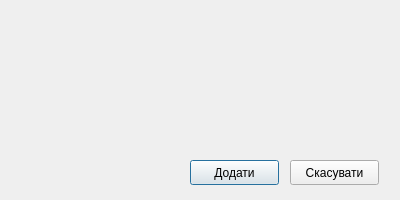
This is addgoodsdialog.ui in moz6go/ShoesStore as Qt 5 draws it before an edit. The edited form follows.
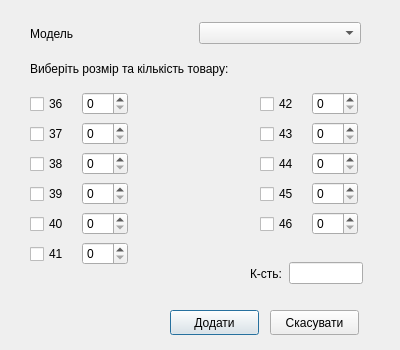
This is the edited form.

Commit message: edit goods dialog

```diff
--- a/addgoodsdialog.ui
+++ b/addgoodsdialog.ui
@@ -7,19 +7,19 @@
     <x>0</x>
     <y>0</y>
     <width>400</width>
-    <height>200</height>
+    <height>350</height>
    </rect>
   </property>
   <property name="minimumSize">
    <size>
     <width>400</width>
-    <height>200</height>
+    <height>350</height>
    </size>
   </property>
   <property name="maximumSize">
    <size>
     <width>400</width>
-    <height>200</height>
+    <height>350</height>
    </size>
   </property>
   <property name="windowTitle">
@@ -28,8 +28,8 @@
   <widget class="QPushButton" name="add_goods_pb">
    <property name="geometry">
     <rect>
-     <x>190</x>
-     <y>160</y>
+     <x>170</x>
+     <y>310</y>
      <width>89</width>
      <height>25</height>
     </rect>
@@ -41,8 +41,8 @@
   <widget class="QPushButton" name="cancel_pb">
    <property name="geometry">
     <rect>
-     <x>290</x>
-     <y>160</y>
+     <x>270</x>
+     <y>310</y>
      <width>89</width>
      <height>25</height>
     </rect>
@@ -51,6 +51,309 @@
     <string>Скасувати</string>
    </property>
   </widget>
+  <widget class="QLabel" name="label_3">
+   <property name="geometry">
+    <rect>
+     <x>30</x>
+     <y>60</y>
+     <width>301</width>
+     <height>17</height>
+    </rect>
+   </property>
+   <property name="text">
+    <string>Виберіть розмір та кількість товару:</string>
+   </property>
+  </widget>
+  <widget class="QWidget" name="">
+   <property name="geometry">
+    <rect>
+     <x>30</x>
+     <y>20</y>
+     <width>331</width>
+     <height>27</height>
+    </rect>
+   </property>
+   <layout class="QHBoxLayout" name="horizontalLayout">
+    <item>
+     <widget class="QLabel" name="label">
+      <property name="text">
+       <string>Модель</string>
+      </property>
+     </widget>
+    </item>
+    <item>
+     <widget class="QComboBox" name="comboBox"/>
+    </item>
+   </layout>
+  </widget>
+  <widget class="QWidget" name="">
+   <property name="geometry">
+    <rect>
+     <x>30</x>
+     <y>90</y>
+     <width>98</width>
+     <height>28</height>
+    </rect>
+   </property>
+   <layout class="QHBoxLayout" name="horizontalLayout_2">
+    <item>
+     <widget class="QCheckBox" name="checkBox">
+      <property name="text">
+       <string>36</string>
+      </property>
+     </widget>
+    </item>
+    <item>
+     <widget class="QSpinBox" name="spinBox"/>
+    </item>
+   </layout>
+  </widget>
+  <widget class="QWidget" name="">
+   <property name="geometry">
+    <rect>
+     <x>30</x>
+     <y>120</y>
+     <width>98</width>
+     <height>28</height>
+    </rect>
+   </property>
+   <layout class="QHBoxLayout" name="horizontalLayout_3">
+    <item>
+     <widget class="QCheckBox" name="checkBox_2">
+      <property name="text">
+       <string>37</string>
+      </property>
+     </widget>
+    </item>
+    <item>
+     <widget class="QSpinBox" name="spinBox_2"/>
+    </item>
+   </layout>
+  </widget>
+  <widget class="QWidget" name="">
+   <property name="geometry">
+    <rect>
+     <x>30</x>
+     <y>150</y>
+     <width>98</width>
+     <height>28</height>
+    </rect>
+   </property>
+   <layout class="QHBoxLayout" name="horizontalLayout_4">
+    <item>
+     <widget class="QCheckBox" name="checkBox_3">
+      <property name="text">
+       <string>38</string>
+      </property>
+     </widget>
+    </item>
+    <item>
+     <widget class="QSpinBox" name="spinBox_3"/>
+    </item>
+   </layout>
+  </widget>
+  <widget class="QWidget" name="">
+   <property name="geometry">
+    <rect>
+     <x>30</x>
+     <y>180</y>
+     <width>98</width>
+     <height>28</height>
+    </rect>
+   </property>
+   <layout class="QHBoxLayout" name="horizontalLayout_5">
+    <item>
+     <widget class="QCheckBox" name="checkBox_4">
+      <property name="text">
+       <string>39</string>
+      </property>
+     </widget>
+    </item>
+    <item>
+     <widget class="QSpinBox" name="spinBox_4"/>
+    </item>
+   </layout>
+  </widget>
+  <widget class="QWidget" name="">
+   <property name="geometry">
+    <rect>
+     <x>30</x>
+     <y>210</y>
+     <width>98</width>
+     <height>28</height>
+    </rect>
+   </property>
+   <layout class="QHBoxLayout" name="horizontalLayout_6">
+    <item>
+     <widget class="QCheckBox" name="checkBox_5">
+      <property name="text">
+       <string>40</string>
+      </property>
+     </widget>
+    </item>
+    <item>
+     <widget class="QSpinBox" name="spinBox_5"/>
+    </item>
+   </layout>
+  </widget>
+  <widget class="QWidget" name="">
+   <property name="geometry">
+    <rect>
+     <x>30</x>
+     <y>240</y>
+     <width>98</width>
+     <height>28</height>
+    </rect>
+   </property>
+   <layout class="QHBoxLayout" name="horizontalLayout_7">
+    <item>
+     <widget class="QCheckBox" name="checkBox_6">
+      <property name="text">
+       <string>41</string>
+      </property>
+     </widget>
+    </item>
+    <item>
+     <widget class="QSpinBox" name="spinBox_6"/>
+    </item>
+   </layout>
+  </widget>
+  <widget class="QWidget" name="">
+   <property name="geometry">
+    <rect>
+     <x>260</x>
+     <y>90</y>
+     <width>98</width>
+     <height>28</height>
+    </rect>
+   </property>
+   <layout class="QHBoxLayout" name="horizontalLayout_8">
+    <item>
+     <widget class="QCheckBox" name="checkBox_11">
+      <property name="text">
+       <string>42</string>
+      </property>
+     </widget>
+    </item>
+    <item>
+     <widget class="QSpinBox" name="spinBox_7"/>
+    </item>
+   </layout>
+  </widget>
+  <widget class="QWidget" name="">
+   <property name="geometry">
+    <rect>
+     <x>260</x>
+     <y>120</y>
+     <width>98</width>
+     <height>28</height>
+    </rect>
+   </property>
+   <layout class="QHBoxLayout" name="horizontalLayout_9">
+    <item>
+     <widget class="QCheckBox" name="checkBox_8">
+      <property name="text">
+       <string>43</string>
+      </property>
+     </widget>
+    </item>
+    <item>
+     <widget class="QSpinBox" name="spinBox_8"/>
+    </item>
+   </layout>
+  </widget>
+  <widget class="QWidget" name="">
+   <property name="geometry">
+    <rect>
+     <x>260</x>
+     <y>150</y>
+     <width>98</width>
+     <height>28</height>
+    </rect>
+   </property>
+   <layout class="QHBoxLayout" name="horizontalLayout_10">
+    <item>
+     <widget class="QCheckBox" name="checkBox_12">
+      <property name="text">
+       <string>44</string>
+      </property>
+     </widget>
+    </item>
+    <item>
+     <widget class="QSpinBox" name="spinBox_9"/>
+    </item>
+   </layout>
+  </widget>
+  <widget class="QWidget" name="">
+   <property name="geometry">
+    <rect>
+     <x>260</x>
+     <y>180</y>
+     <width>98</width>
+     <height>28</height>
+    </rect>
+   </property>
+   <layout class="QHBoxLayout" name="horizontalLayout_11">
+    <item>
+     <widget class="QCheckBox" name="checkBox_9">
+      <property name="text">
+       <string>45</string>
+      </property>
+     </widget>
+    </item>
+    <item>
+     <widget class="QSpinBox" name="spinBox_10"/>
+    </item>
+   </layout>
+  </widget>
+  <widget class="QWidget" name="">
+   <property name="geometry">
+    <rect>
+     <x>260</x>
+     <y>210</y>
+     <width>98</width>
+     <height>28</height>
+    </rect>
+   </property>
+   <layout class="QHBoxLayout" name="horizontalLayout_12">
+    <item>
+     <widget class="QCheckBox" name="checkBox_10">
+      <property name="text">
+       <string>46</string>
+      </property>
+     </widget>
+    </item>
+    <item>
+     <widget class="QSpinBox" name="spinBox_11"/>
+    </item>
+   </layout>
+  </widget>
+  <widget class="QWidget" name="">
+   <property name="geometry">
+    <rect>
+     <x>250</x>
+     <y>260</y>
+     <width>113</width>
+     <height>27</height>
+    </rect>
+   </property>
+   <layout class="QHBoxLayout" name="horizontalLayout_13">
+    <item>
+     <widget class="QLabel" name="label_2">
+      <property name="text">
+       <string>К-сть:</string>
+      </property>
+     </widget>
+    </item>
+    <item>
+     <widget class="QLineEdit" name="lineEdit">
+      <property name="readOnly">
+       <bool>true</bool>
+      </property>
+     </widget>
+    </item>
+   </layout>
+  </widget>
  </widget>
  <resources/>
  <connections/>
```
Left out of the diff: 2 changed lines with no effect on the pictures. The commit also changes 4 other files.
